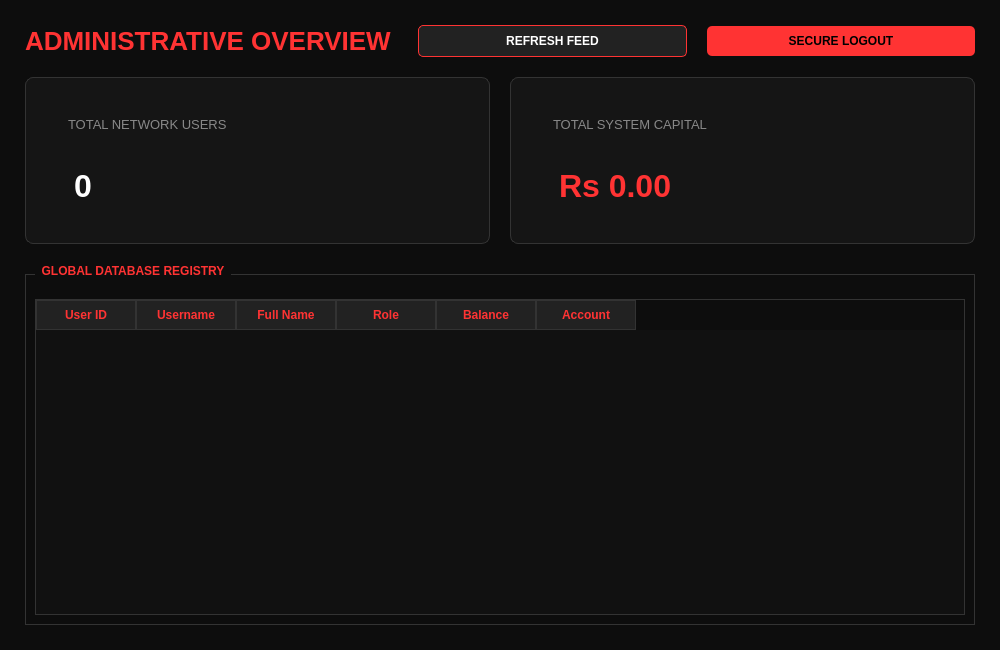
Old version of the form ui/admindashboard.ui in the repository zuni-gleam/OOP-Banking-Management-System.
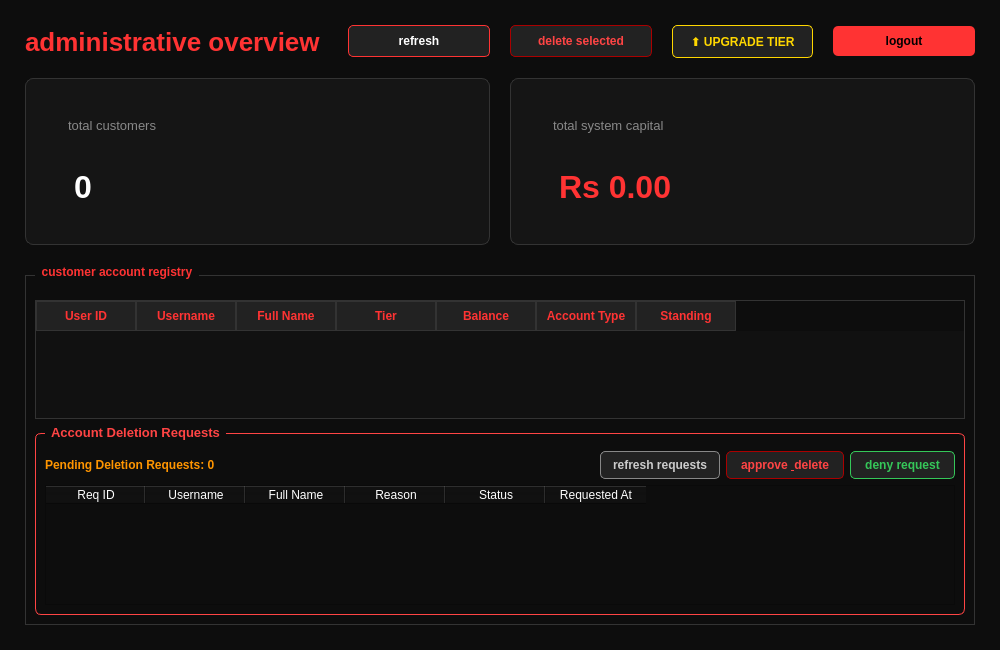
New version of the form.

Patch:
```diff
--- a/ui/admindashboard.ui
+++ b/ui/admindashboard.ui
@@ -40,7 +40,7 @@
         <string notr="true">font-size: 26px; font-weight: bold; color: #FF3333;</string>
        </property>
        <property name="text">
-        <string>ADMINISTRATIVE OVERVIEW</string>
+        <string>administrative overview</string>
        </property>
       </widget>
      </item>
@@ -57,7 +57,27 @@
         <string notr="true">background-color: #222222; border: 1px solid #FF3333; color: white; padding: 8px 15px; font-weight: bold; border-radius: 5px;</string>
        </property>
        <property name="text">
-        <string>REFRESH FEED</string>
+        <string>refresh</string>
+       </property>
+      </widget>
+     </item>
+     <item>
+      <widget class="QPushButton" name="deletebtn">
+       <property name="styleSheet">
+        <string notr="true">background-color: #222222; border: 1px solid #AA0000; color: #FF4444; padding: 8px 15px; font-weight: bold; border-radius: 5px;</string>
+       </property>
+       <property name="text">
+        <string>delete selected</string>
+       </property>
+      </widget>
+     </item>
+     <item>
+      <widget class="QPushButton" name="upgradetbtn">
+       <property name="styleSheet">
+        <string notr="true">background-color: #222222; border: 1px solid #FFD700; color: #FFD700; padding: 8px 15px; font-weight: bold; border-radius: 5px;</string>
+       </property>
+       <property name="text">
+        <string>⬆ UPGRADE TIER</string>
        </property>
       </widget>
      </item>
@@ -67,7 +87,7 @@
         <string notr="true">background-color: #FF3333; color: black; padding: 8px 15px; font-weight: bold; border-radius: 5px; border: none;</string>
        </property>
        <property name="text">
-        <string>SECURE LOGOUT</string>
+        <string>logout</string>
        </property>
       </widget>
      </item>
@@ -90,7 +110,7 @@
            <string notr="true">font-size: 13px; color: #888888; border: none;</string>
           </property>
           <property name="text">
-           <string>TOTAL NETWORK USERS</string>
+           <string>total customers</string>
           </property>
          </widget>
         </item>
@@ -119,7 +139,7 @@
            <string notr="true">font-size: 13px; color: #888888; border: none;</string>
           </property>
           <property name="text">
-           <string>TOTAL SYSTEM CAPITAL</string>
+           <string>total system capital</string>
           </property>
          </widget>
         </item>
@@ -141,7 +161,7 @@
    <item>
     <widget class="QGroupBox" name="gridBox">
      <property name="title">
-      <string>GLOBAL DATABASE REGISTRY</string>
+      <string>customer account registry</string>
      </property>
      <property name="styleSheet">
       <string notr="true">QGroupBox { font-weight: bold; border: 1px solid #333333; margin-top: 10px; padding-top: 15px; color: #FF3333; } QGroupBox::title { subcontrol-origin: margin; left: 10px; padding: 0 5px; }</string>
@@ -150,7 +170,10 @@
       <item>
        <widget class="QTableWidget" name="maintable">
         <property name="styleSheet">
-         <string notr="true">QTableWidget { background-color: #111111; gridline-color: #222222; color: white; border: 1px solid #333333; } QHeaderView::section { background-color: #222222; color: #FF3333; font-weight: bold; border: 1px solid #333333; padding: 5px; }</string>
+         <string notr="true">QTableWidget { background-color: #111111; gridline-color: #222222; color: white; border: 1px solid #333333; } QHeaderView::section { background-color: #222222; color: #FF3333; font-weight: bold; border: 1px solid #333333; padding: 5px; } QTableWidget::item:selected { background-color: #3A0000; }</string>
+        </property>
+        <property name="selectionBehavior">
+         <enum>QAbstractItemView::SelectRows</enum>
         </property>
         <column>
          <property name="text">
@@ -169,7 +192,7 @@
         </column>
         <column>
          <property name="text">
-          <string>Role</string>
+          <string>Tier</string>
          </property>
         </column>
         <column>
@@ -179,9 +202,132 @@
         </column>
         <column>
          <property name="text">
-          <string>Account</string>
+          <string>Account Type</string>
          </property>
         </column>
+        <column>
+         <property name="text">
+          <string>Standing</string>
+         </property>
+        </column>
+       </widget>
+      </item>
+      <item>
+       <widget class="QGroupBox" name="delRequestsGroup">
+        <property name="title">
+         <string>Account Deletion Requests</string>
+        </property>
+        <property name="styleSheet">
+         <string notr="true">QGroupBox { color: #FF4444; font-weight: bold; font-size: 13px; border: 1px solid #FF4444; border-radius: 6px; margin-top: 8px; padding-top: 8px; } QGroupBox::title { subcontrol-origin: margin; left: 10px; padding: 0 4px; }</string>
+        </property>
+        <layout class="QVBoxLayout" name="delGroupLayout">
+         <item>
+          <layout class="QHBoxLayout" name="delButtonsLayout">
+           <item>
+            <widget class="QLabel" name="pendingCountLabel">
+             <property name="text">
+              <string>Pending Deletion Requests: 0</string>
+             </property>
+             <property name="styleSheet">
+              <string notr="true">color: #FF9500; font-weight: bold;</string>
+             </property>
+            </widget>
+           </item>
+           <item>
+            <spacer>
+             <property name="orientation">
+              <enum>Qt::Horizontal</enum>
+             </property>
+             <property name="sizeHint" stdset="0">
+              <size>
+               <width>40</width>
+               <height>20</height>
+              </size>
+             </property>
+            </spacer>
+           </item>
+           <item>
+            <widget class="QPushButton" name="refreshDelBtn">
+             <property name="text">
+              <string>refresh requests</string>
+             </property>
+             <property name="styleSheet">
+              <string notr="true">background-color: #222222; border: 1px solid #888888; color: #CCCCCC; padding: 6px 12px; font-weight: bold; border-radius: 5px;</string>
+             </property>
+            </widget>
+           </item>
+           <item>
+            <widget class="QPushButton" name="approveDelBtn">
+             <property name="text">
+              <string>approve &amp; delete</string>
+             </property>
+             <property name="styleSheet">
+              <string notr="true">background-color: #222222; border: 1px solid #AA0000; color: #FF4444; padding: 6px 14px; font-weight: bold; border-radius: 5px;</string>
+             </property>
+            </widget>
+           </item>
+           <item>
+            <widget class="QPushButton" name="denyDelBtn">
+             <property name="text">
+              <string>deny request</string>
+             </property>
+             <property name="styleSheet">
+              <string notr="true">background-color: #222222; border: 1px solid #35C759; color: #35C759; padding: 6px 14px; font-weight: bold; border-radius: 5px;</string>
+             </property>
+            </widget>
+           </item>
+          </layout>
+         </item>
+         <item>
+          <widget class="QTableWidget" name="delRequestsTable">
+           <property name="alternatingRowColors">
+            <bool>true</bool>
+           </property>
+           <property name="selectionBehavior">
+            <enum>QAbstractItemView::SelectRows</enum>
+           </property>
+           <property name="selectionMode">
+            <enum>QAbstractItemView::SingleSelection</enum>
+           </property>
+           <property name="editTriggers">
+            <set>QAbstractItemView::NoEditTriggers</set>
+           </property>
+           <property name="minimumHeight">
+            <number>160</number>
+           </property>
+           <column>
+            <property name="text">
+             <string>Req ID</string>
+            </property>
+           </column>
+           <column>
+            <property name="text">
+             <string>Username</string>
+            </property>
+           </column>
+           <column>
+            <property name="text">
+             <string>Full Name</string>
+            </property>
+           </column>
+           <column>
+            <property name="text">
+             <string>Reason</string>
+            </property>
+           </column>
+           <column>
+            <property name="text">
+             <string>Status</string>
+            </property>
+           </column>
+           <column>
+            <property name="text">
+             <string>Requested At</string>
+            </property>
+           </column>
+          </widget>
+         </item>
+        </layout>
        </widget>
       </item>
      </layout>
```
Left out of the diff: 2 changed lines with no effect on the pictures.
